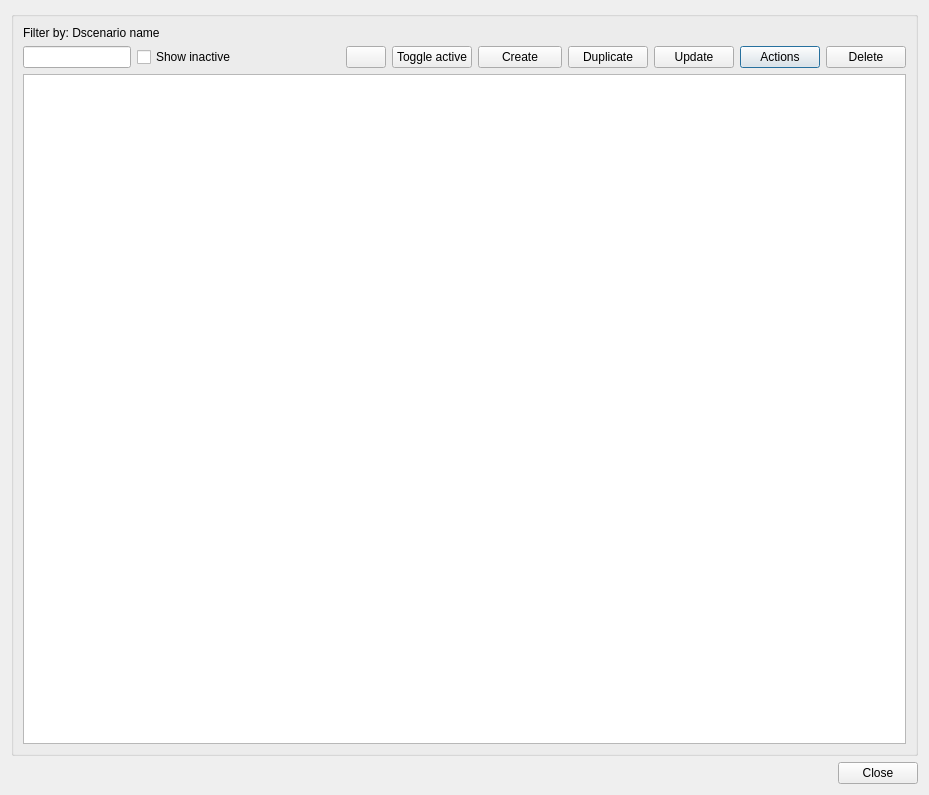
Qt form core/ui/toolbars/epa/dscenario_manager.ui (Giswater/giswater_qgis_plugin) before a commit.
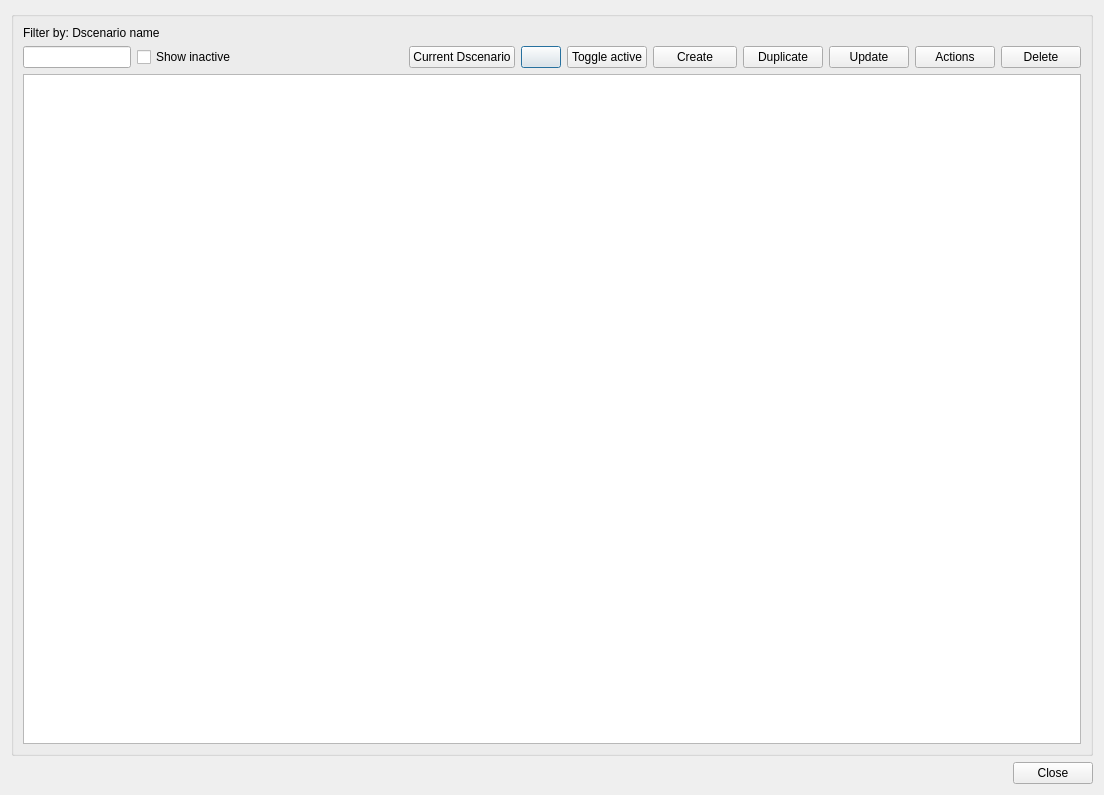
The same form after that commit.

Commit message: feat(dscdenario_manager): set_label and update_current to work with gw_fct_set_current in hydrology and dwf

Diff of the .ui file:
```diff
--- a/core/ui/toolbars/epa/dscenario_manager.ui
+++ b/core/ui/toolbars/epa/dscenario_manager.ui
@@ -6,7 +6,7 @@
    <rect>
     <x>0</x>
     <y>0</y>
-    <width>929</width>
+    <width>1104</width>
     <height>795</height>
    </rect>
   </property>
@@ -20,14 +20,47 @@
       <string/>
      </property>
      <layout class="QGridLayout" name="verticalLayout_3">
-      <item row="6" column="12">
-       <widget class="QPushButton" name="btn_toolbox">
+      <item row="6" column="1">
+       <widget class="QCheckBox" name="chk_active">
+        <property name="sizePolicy">
+         <sizepolicy hsizetype="Preferred" vsizetype="Fixed">
+          <horstretch>0</horstretch>
+          <verstretch>0</verstretch>
+         </sizepolicy>
+        </property>
         <property name="text">
-         <string>Actions</string>
+         <string>Show inactive</string>
         </property>
        </widget>
       </item>
-      <item row="6" column="9">
+      <item row="6" column="8">
+       <widget class="QPushButton" name="btn_toc">
+        <property name="text">
+         <string/>
+        </property>
+       </widget>
+      </item>
+      <item row="10" column="0" colspan="15">
+       <widget class="QTableView" name="tbl_dscenario">
+        <property name="selectionMode">
+         <enum>QAbstractItemView::SingleSelection</enum>
+        </property>
+       </widget>
+      </item>
+      <item row="6" column="0">
+       <widget class="QLineEdit" name="txt_name">
+        <property name="sizePolicy">
+         <sizepolicy hsizetype="Fixed" vsizetype="Fixed">
+          <horstretch>0</horstretch>
+          <verstretch>0</verstretch>
+         </sizepolicy>
+        </property>
+        <property name="text">
+         <string/>
+        </property>
+       </widget>
+      </item>
+      <item row="6" column="10">
        <widget class="QToolButton" name="btn_create">
         <property name="sizePolicy">
          <sizepolicy hsizetype="Minimum" vsizetype="Minimum">
@@ -52,70 +85,17 @@
         </property>
        </widget>
       </item>
-      <item row="6" column="8">
-       <widget class="QPushButton" name="btn_toggle_active">
+      <item row="6" column="7">
+       <widget class="QPushButton" name="btn_update_dscenario">
         <property name="text">
-         <string>Toggle active</string>
-        </property>
-       </widget>
-      </item>
-      <item row="6" column="10">
-       <widget class="QPushButton" name="btn_duplicate">
-        <property name="text">
-         <string>Duplicate</string>
+         <string>Current Dscenario</string>
         </property>
        </widget>
       </item>
       <item row="6" column="13">
-       <widget class="QPushButton" name="btn_delete">
-        <property name="sizePolicy">
-         <sizepolicy hsizetype="Fixed" vsizetype="Fixed">
-          <horstretch>0</horstretch>
-          <verstretch>0</verstretch>
-         </sizepolicy>
-        </property>
+       <widget class="QPushButton" name="btn_toolbox">
         <property name="text">
-         <string>Delete</string>
-        </property>
-       </widget>
-      </item>
-      <item row="6" column="11">
-       <widget class="QPushButton" name="btn_update">
-        <property name="text">
-         <string>Update</string>
-        </property>
-       </widget>
-      </item>
-      <item row="10" column="0" colspan="14">
-       <widget class="QTableView" name="tbl_dscenario">
-        <property name="selectionMode">
-         <enum>QAbstractItemView::SingleSelection</enum>
-        </property>
-       </widget>
-      </item>
-      <item row="6" column="0">
-       <widget class="QLineEdit" name="txt_name">
-        <property name="sizePolicy">
-         <sizepolicy hsizetype="Fixed" vsizetype="Fixed">
-          <horstretch>0</horstretch>
-          <verstretch>0</verstretch>
-         </sizepolicy>
-        </property>
-        <property name="text">
-         <string/>
-        </property>
-       </widget>
-      </item>
-      <item row="6" column="1">
-       <widget class="QCheckBox" name="chk_active">
-        <property name="sizePolicy">
-         <sizepolicy hsizetype="Preferred" vsizetype="Fixed">
-          <horstretch>0</horstretch>
-          <verstretch>0</verstretch>
-         </sizepolicy>
-        </property>
-        <property name="text">
-         <string>Show inactive</string>
+         <string>Actions</string>
         </property>
        </widget>
       </item>
@@ -139,11 +119,48 @@
         </property>
        </widget>
       </item>
-      <item row="6" column="7">
-       <widget class="QPushButton" name="btn_toc">
+      <item row="6" column="9">
+       <widget class="QPushButton" name="btn_toggle_active">
+        <property name="text">
+         <string>Toggle active</string>
+        </property>
+       </widget>
+      </item>
+      <item row="6" column="12">
+       <widget class="QPushButton" name="btn_update">
+        <property name="text">
+         <string>Update</string>
+        </property>
+       </widget>
+      </item>
+      <item row="6" column="14">
+       <widget class="QPushButton" name="btn_delete">
+        <property name="sizePolicy">
+         <sizepolicy hsizetype="Fixed" vsizetype="Fixed">
+          <horstretch>0</horstretch>
+          <verstretch>0</verstretch>
+         </sizepolicy>
+        </property>
+        <property name="text">
+         <string>Delete</string>
+        </property>
+       </widget>
+      </item>
+      <item row="6" column="11">
+       <widget class="QPushButton" name="btn_duplicate">
+        <property name="text">
+         <string>Duplicate</string>
+        </property>
+       </widget>
+      </item>
+      <item row="6" column="6">
+       <widget class="QLabel" name="lbl_vdefault_dscenario">
         <property name="text">
          <string/>
         </property>
+        <property name="alignment">
+         <set>Qt::AlignRight|Qt::AlignTrailing|Qt::AlignVCenter</set>
+        </property>
        </widget>
       </item>
      </layout>
```
The commit also changes 1 other file.
